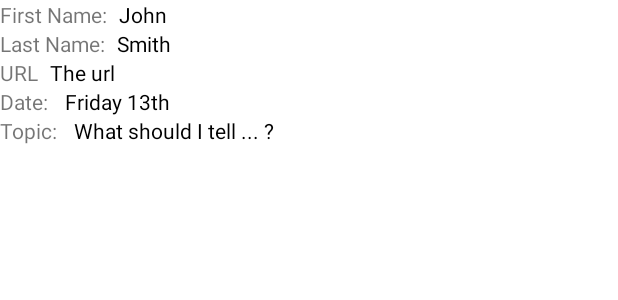
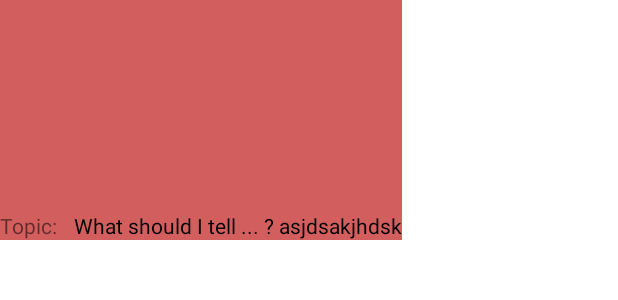
Before and after one commit to droidconpl/droidcon-2015-mobile-app, an Android app: the layout session_element.xml on its own in the app's theme, with its tools: preview values and no code run, on a phone screen of 412 x 824 dp. Shown: the top 300 px of the screen. Run offline under Robolectric (Android 15) with nearby library versions, the phone set to English and light mode, and no system bars.

Commit message:
Fixed height blocks in recycler view. Loading images using Picaso

```diff
--- a/app/build.gradle
+++ b/app/build.gradle
@@ -47,4 +47,5 @@ dependencies {
     compile 'com.google.dagger:dagger:2.0.1'
 
     compile 'com.octo.android.robospice:robospice-retrofit:1.4.11'
+    compile 'com.squareup.picasso:picasso:2.5.2'
 }
--- a/app/src/main/java/pl/droidcon/app/ui/fragment/agenda/SessionViewHolder.java
+++ b/app/src/main/java/pl/droidcon/app/ui/fragment/agenda/SessionViewHolder.java
@@ -2,7 +2,10 @@ package pl.droidcon.app.ui.fragment.agenda;
 
 import android.support.v7.widget.RecyclerView;
 import android.view.View;
+import android.widget.ImageView;
 import android.widget.TextView;
+
+import com.squareup.picasso.Picasso;
 
 import butterknife.Bind;
 import butterknife.ButterKnife;
@@ -15,21 +18,25 @@ public class SessionViewHolder extends RecyclerView.ViewHolder implements View.O
     TextView sessionTitle;
 
 
-    @Bind(R.id.session_speaker_first_name)
-    TextView speakerFirstName;
+//    @Bind(R.id.session_speaker_first_name)
+//    TextView speakerFirstName;
+//
+//
+//    @Bind(R.id.session_speaker_last_name)
+//    TextView speakerLastName;
+//
+//
+//    @Bind(R.id.session_speaker_photo)
+//    TextView speakerPhoto;
+//
+//
+//    @Bind(R.id.session_date)
+//    TextView sessionDate;
+//
+//
 
-
-    @Bind(R.id.session_speaker_last_name)
-    TextView speakerLastName;
-
-
-    @Bind(R.id.session_speaker_photo)
-    TextView speakerPhoto;
-
-
-    @Bind(R.id.session_date)
-    TextView sessionDate;
-
+    @Bind(R.id.session_picture)
+    ImageView sessionPicture;
 
     public SessionViewHolder(View itemView) {
         super(itemView);
@@ -45,10 +52,12 @@ public class SessionViewHolder extends RecyclerView.ViewHolder implements View.O
     public void attachSession(Session session) {
         sessionTitle.setText(session.sessionTopic);
 
-        speakerFirstName.setText(session.speakerFirstName);
-        speakerLastName.setText(session.speakerLastName);
+//        speakerFirstName.setText(session.speakerFirstName);
+//        speakerLastName.setText(session.speakerLastName);
+//
+//        speakerPhoto.setText(session.speakerPhoto);
+//        sessionDate.setText(session.sessionDate);
 
-        speakerPhoto.setText(session.speakerPhoto);
-        sessionDate.setText(session.sessionDate);
+        Picasso.with(sessionPicture.getContext()).load(session.speakerPhoto).into(sessionPicture);
     }
 }
--- a/app/src/main/res/layout/session_element.xml
+++ b/app/src/main/res/layout/session_element.xml
@@ -1,88 +1,29 @@
 <?xml version="1.0" encoding="utf-8"?>
-<LinearLayout xmlns:android="http://schemas.android.com/apk/res/android"
+<FrameLayout xmlns:android="http://schemas.android.com/apk/res/android"
     xmlns:tools="http://schemas.android.com/tools"
-    android:layout_width="match_parent"
-    android:layout_height="match_parent"
+    android:layout_width="wrap_content"
+    android:layout_height="160dp"
     android:orientation="vertical">
 
+    <ImageView
+        android:id="@+id/session_picture"
+        android:layout_width="match_parent"
+        android:layout_height="match_parent"
+        android:adjustViewBounds="true"
+        android:scaleType="centerCrop"
+        tools:src="@android:color/holo_red_dark" />
+
+
+    <FrameLayout
+        android:layout_width="match_parent"
+        android:layout_height="match_parent"
+        android:background="@color/element_background" />
 
     <LinearLayout
         android:layout_width="match_parent"
-        android:layout_height="wrap_content">
-
-        <TextView
-            android:layout_width="wrap_content"
-            android:layout_height="wrap_content"
-            android:layout_marginRight="8dp"
-            android:text="First Name:" />
-
-        <TextView
-            android:id="@+id/session_speaker_first_name"
-            android:layout_width="wrap_content"
-            android:layout_height="wrap_content"
-            android:textColor="@android:color/black"
-            tools:text="John" />
-    </LinearLayout>
-
-
-    <LinearLayout
-        android:layout_width="match_parent"
-        android:layout_height="wrap_content">
-
-        <TextView
-            android:layout_width="wrap_content"
-            android:layout_height="wrap_content"
-            android:layout_marginRight="8dp"
-            android:text="Last Name:" />
-
-        <TextView
-            android:id="@+id/session_speaker_last_name"
-            android:layout_width="wrap_content"
-            android:layout_height="wrap_content"
-            android:textColor="@android:color/black"
-            tools:text="Smith" />
-    </LinearLayout>
-
-    <LinearLayout
-        android:layout_width="match_parent"
-        android:layout_height="wrap_content">
-
-        <TextView
-            android:layout_width="wrap_content"
-            android:layout_height="wrap_content"
-            android:layout_marginRight="8dp"
-            android:text="URL" />
-
-        <TextView
-            android:id="@+id/session_speaker_photo"
-            android:layout_width="match_parent"
-            android:layout_height="match_parent"
-            android:textColor="@android:color/black"
-            tools:text="The url" />
-
-    </LinearLayout>
-
-    <LinearLayout
-        android:layout_width="match_parent"
-        android:layout_height="wrap_content">
-
-        <TextView
-            android:layout_width="wrap_content"
-            android:layout_height="wrap_content"
-            android:layout_marginRight="8dp"
-            android:text="Date: " />
-
-        <TextView
-            android:id="@+id/session_date"
-            android:layout_width="match_parent"
-            android:layout_height="match_parent"
-            android:textColor="@android:color/black"
-            tools:text="Friday 13th" />
-    </LinearLayout>
-
-    <LinearLayout
-        android:layout_width="match_parent"
-        android:layout_height="wrap_content">
+        android:layout_height="wrap_content"
+        android:layout_gravity="bottom"
+        android:minWidth="64dp">
 
         <TextView
             android:layout_width="wrap_content"
@@ -95,7 +36,8 @@
             android:layout_width="match_parent"
             android:layout_height="match_parent"
             android:textColor="@android:color/black"
-            tools:text="What should I tell ... ?" />
+            tools:text="What should I tell ... ? asjdsakjhdsk" />
     </LinearLayout>
 
-</LinearLayout>
+
+</FrameLayout>
--- a/app/src/main/res/values/colors.xml
+++ b/app/src/main/res/values/colors.xml
@@ -12,4 +12,5 @@
 
     <color name="dividerColor">#B6B6B6</color>
 
+    <color name="element_background">#6fd9d9d9</color>
 </resources>
```
